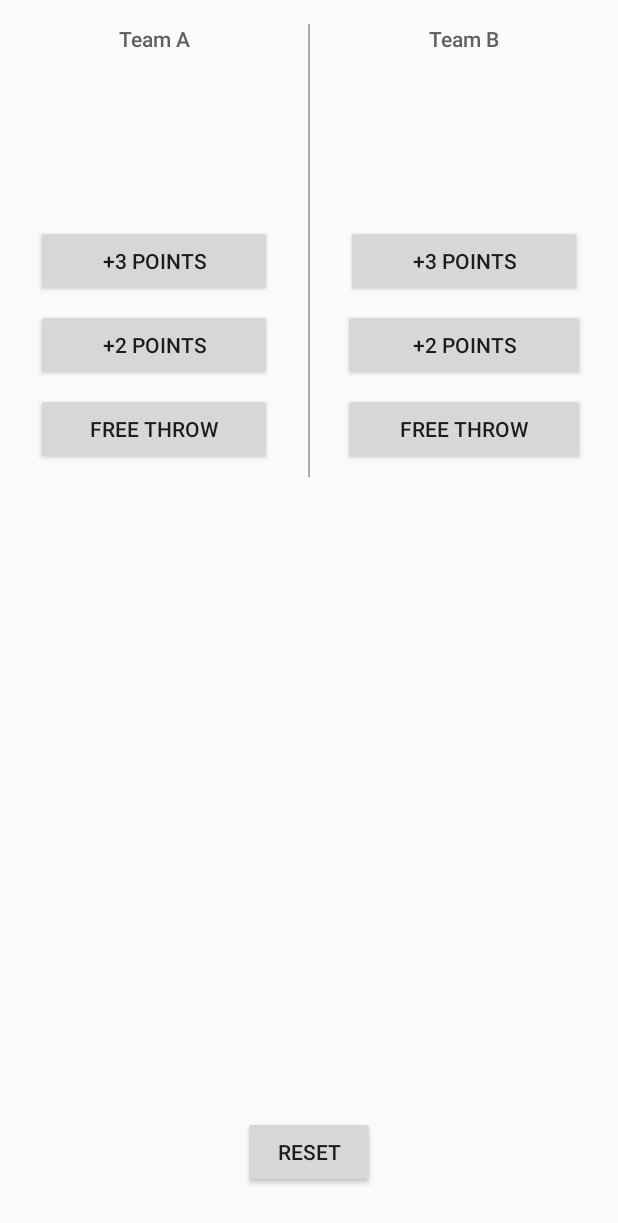
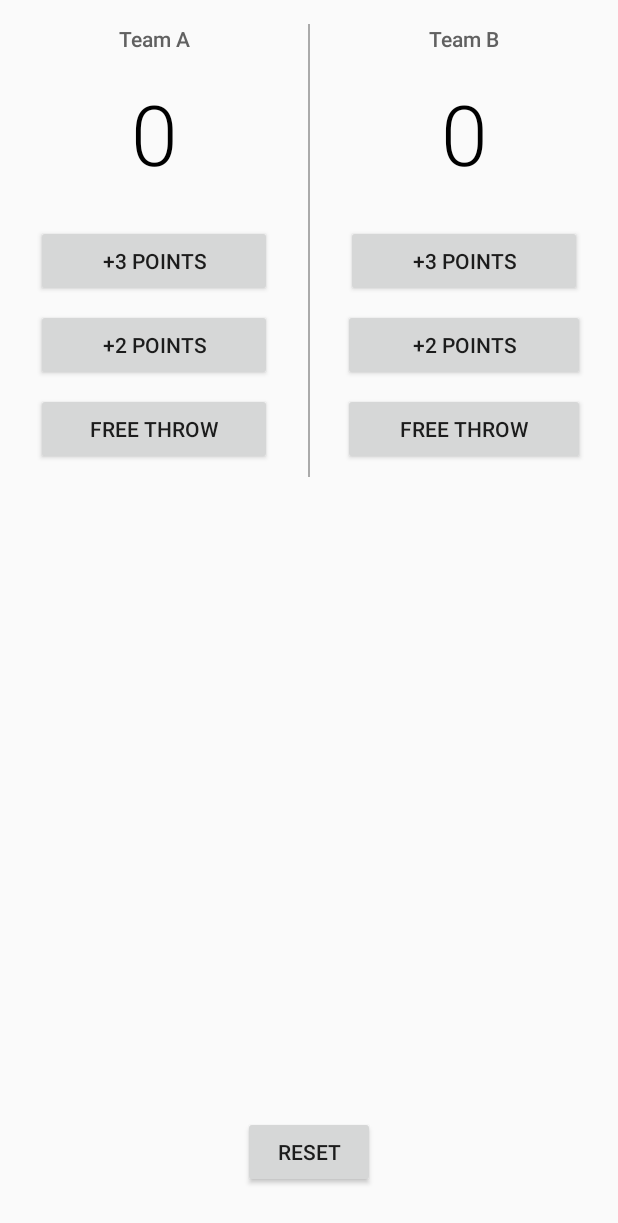
Before and after one commit to finite-la-kirilledia/score-counter, an Android app: the layout activity_main.xml on its own in the app's theme, with its tools: preview values and no code run, on a phone screen of 412 x 824 dp. Shown: the top 1223 px of the screen. Run offline under Robolectric (Android 15) with nearby library versions, the phone set to English and light mode, and no system bars.

Commit message:
add placeholder text to scores

```diff
--- a/app/src/main/res/layout/activity_main.xml
+++ b/app/src/main/res/layout/activity_main.xml
@@ -1,4 +1,4 @@
-<layout>
+<layout xmlns:tools="http://schemas.android.com/tools">
 
     <data>
 
@@ -40,7 +40,8 @@
                     android:paddingBottom="24dp"
                     android:text="@{scoreViewModel.scoreTeamA.toString()}"
                     android:textColor="#000000"
-                    android:textSize="56sp" />
+                    android:textSize="56sp"
+                    tools:text="0" />
 
                 <Button
                     android:layout_width="match_parent"
@@ -100,7 +101,8 @@
                     android:paddingBottom="24dp"
                     android:text="@{scoreViewModel.scoreTeamB.toString()}"
                     android:textColor="#000000"
-                    android:textSize="56sp" />
+                    android:textSize="56sp"
+                    tools:text="0" />
 
                 <Button
                     android:layout_width="match_parent"
```
